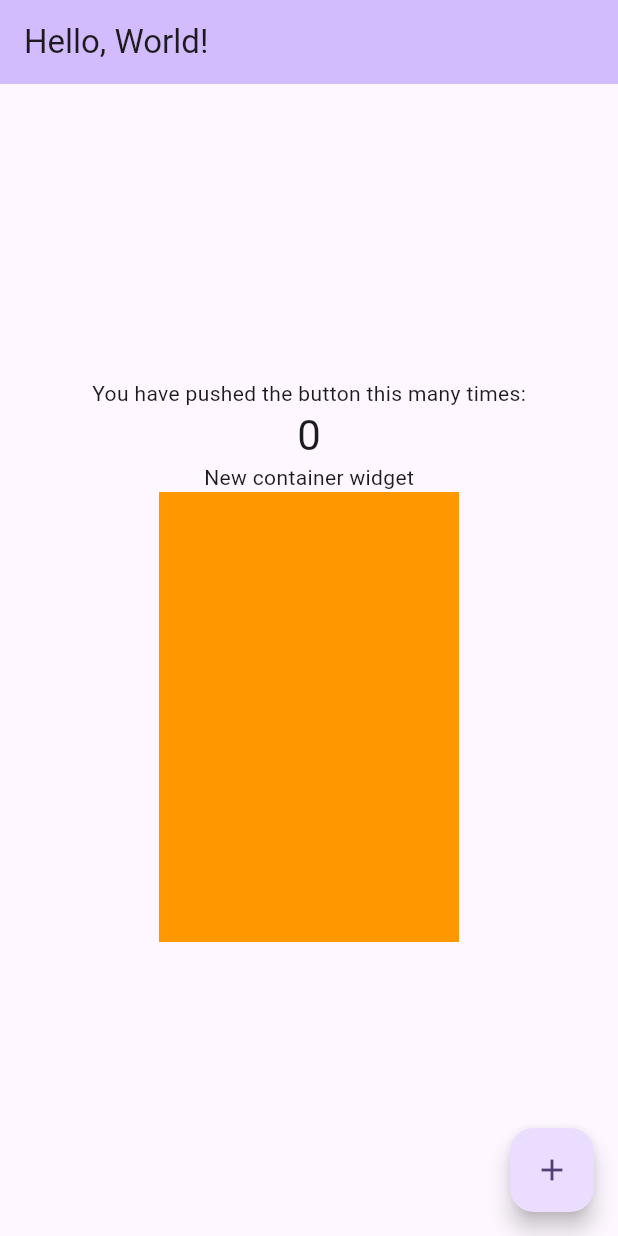
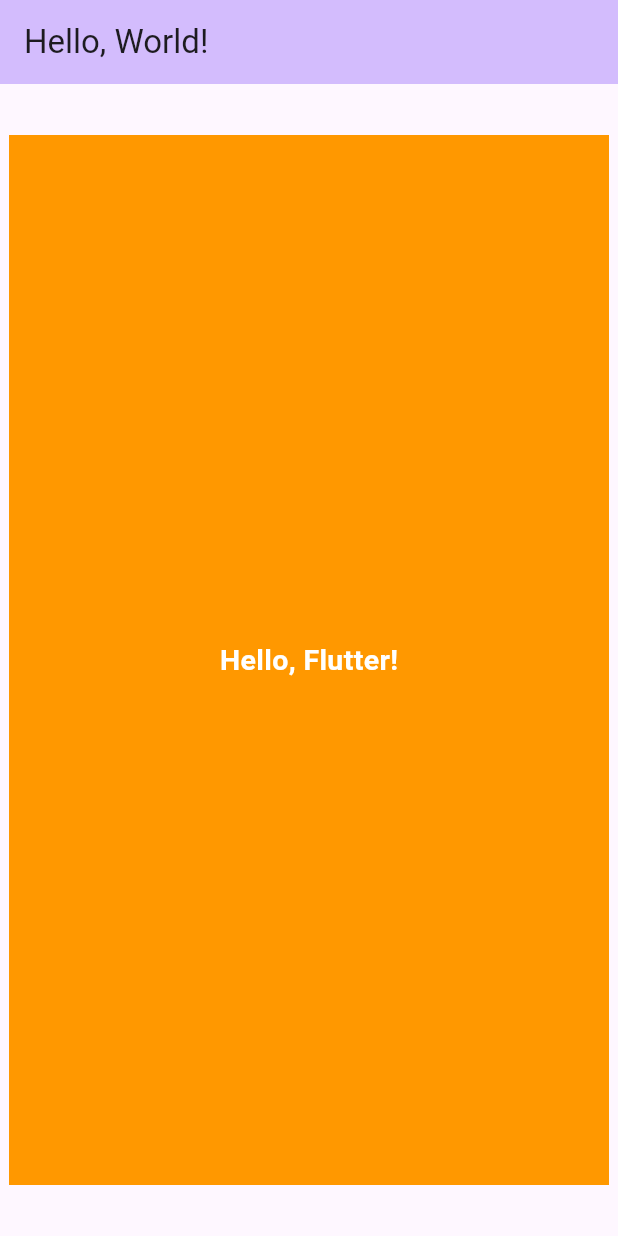
Before and after one commit to druziyev/flutter-laboratories, a Flutter app: the screen it shows after launch, on a phone screen of 412 x 824 dp. Run offline on Flutter 3.47's test engine with Material 3 defaults, Android fonts, the phone set to English and light mode, and no system bars; our stand-ins replace fluttertoast.

Commit message:
lab 1 corrected

```diff
--- a/lab_1/lib/main.dart
+++ b/lab_1/lib/main.dart
@@ -54,18 +54,6 @@ class MyHomePage extends StatefulWidget {
 }
 
 class _MyHomePageState extends State<MyHomePage> {
-  int _counter = 0;
-
-  void _incrementCounter() {
-    setState(() {
-      // This call to setState tells the Flutter framework that something has
-      // changed in this State, which causes it to rerun the build method below
-      // so that the display can reflect the updated values. If we changed
-      // _counter without calling setState(), then the build method would not be
-      // called again, and so nothing would appear to happen.
-      _counter++;
-    });
-  }
 
   @override
   Widget build(BuildContext context) {
@@ -77,54 +65,33 @@ class _MyHomePageState extends State<MyHomePage> {
     // than having to individually change instances of widgets.
     return Scaffold(
       appBar: AppBar(
-        // TRY THIS: Try changing the color here to a specific color (to
-        // Colors.amber, perhaps?) and trigger a hot reload to see the AppBar
-        // change color while the other colors stay the same.
         backgroundColor: Theme.of(context).colorScheme.inversePrimary,
-        // Here we take the value from the MyHomePage object that was created by
-        // the App.build method, and use it to set our appbar title.
         title: Text(widget.title),
       ),
       body: Center(
-        // Center is a layout widget. It takes a single child and positions it
-        // in the middle of the parent.
         child: Column(
-          // Column is also a layout widget. It takes a list of children and
-          // arranges them vertically. By default, it sizes itself to fit its
-          // children horizontally, and tries to be as tall as its parent.
-          //
-          // Column has various properties to control how it sizes itself and
-          // how it positions its children. Here we use mainAxisAlignment to
-          // center the children vertically; the main axis here is the vertical
-          // axis because Columns are vertical (the cross axis would be
-          // horizontal).
-          //
-          // TRY THIS: Invoke "debug painting" (choose the "Toggle Debug Paint"
-          // action in the IDE, or press "p" in the console), to see the
-          // wireframe for each widget.
-          mainAxisAlignment: .center,
+          mainAxisAlignment: MainAxisAlignment.center,
           children: [
-            const Text('You have pushed the button this many times:'),
-            Text(
-              '$_counter',
-              style: Theme.of(context).textTheme.headlineMedium,
+
+            Container(
+              width: 400,
+              height: 700,
+              color: Colors.orange,
+              child: const Center(
+                child: Text(
+                  'Hello, Flutter!',
+                  style: TextStyle(
+                    fontSize: 19,
+                    fontWeight: FontWeight.bold,
+                    color: Colors.white,
+                  ),
+                ),
+              ),
             ),
-
-
-            const Text('New container widget'),
-            Container(
-              width: 200,
-              height: 300,
-              color: Colors.orange,
-            )
           ],
         ),
       ),
-      floatingActionButton: FloatingActionButton(
-        onPressed: _incrementCounter,
-        tooltip: 'Increment',
-        child: const Icon(Icons.add),
-      ),
+
     );
   }
 }
```
